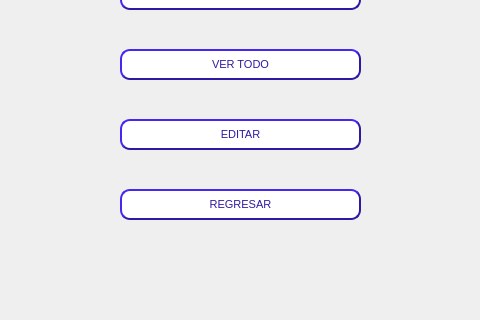
First picture: the form in MenuPlanes.ui, repository DavHRod/Proyecto-Final-POO-2021-1, before the edit; both pictures show x 170 to 650 and y 280 to 600 of the 800 by 600 pixel window.
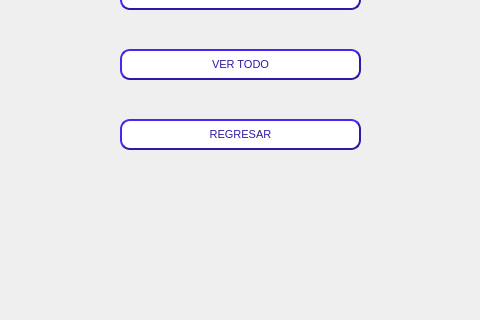
Second picture: the form after the edit.

Diff of the .ui file:
```diff
--- a/MenuPlanes.ui
+++ b/MenuPlanes.ui
@@ -46,7 +46,7 @@
     <property name="geometry">
      <rect>
       <x>290</x>
-      <y>450</y>
+      <y>380</y>
       <width>241</width>
       <height>31</height>
      </rect>
@@ -138,38 +138,6 @@
      <string>NUEVO</string>
     </property>
    </widget>
-   <widget class="QPushButton" name="pushButton_EditarPlan">
-    <property name="geometry">
-     <rect>
-      <x>290</x>
-      <y>380</y>
-      <width>241</width>
-      <height>31</height>
-     </rect>
-    </property>
-    <property name="font">
-     <font>
-      <family>Tahoma</family>
-      <pointsize>8</pointsize>
-      <weight>50</weight>
-      <bold>false</bold>
-     </font>
-    </property>
-    <property name="cursor">
-     <cursorShape>PointingHandCursor</cursorShape>
-    </property>
-    <property name="styleSheet">
-     <string notr="true">color:rgb(46, 26, 162) ;
-border-style: outset;
-background-color:rgb(255, 255, 255) ;
-border-color:rgb(46, 26, 162);
-border-width: 2px;
-border-radius: 10px;</string>
-    </property>
-    <property name="text">
-     <string>EDITAR</string>
-    </property>
-   </widget>
    <widget class="QPushButton" name="pushButton_all">
     <property name="geometry">
      <rect>
```
